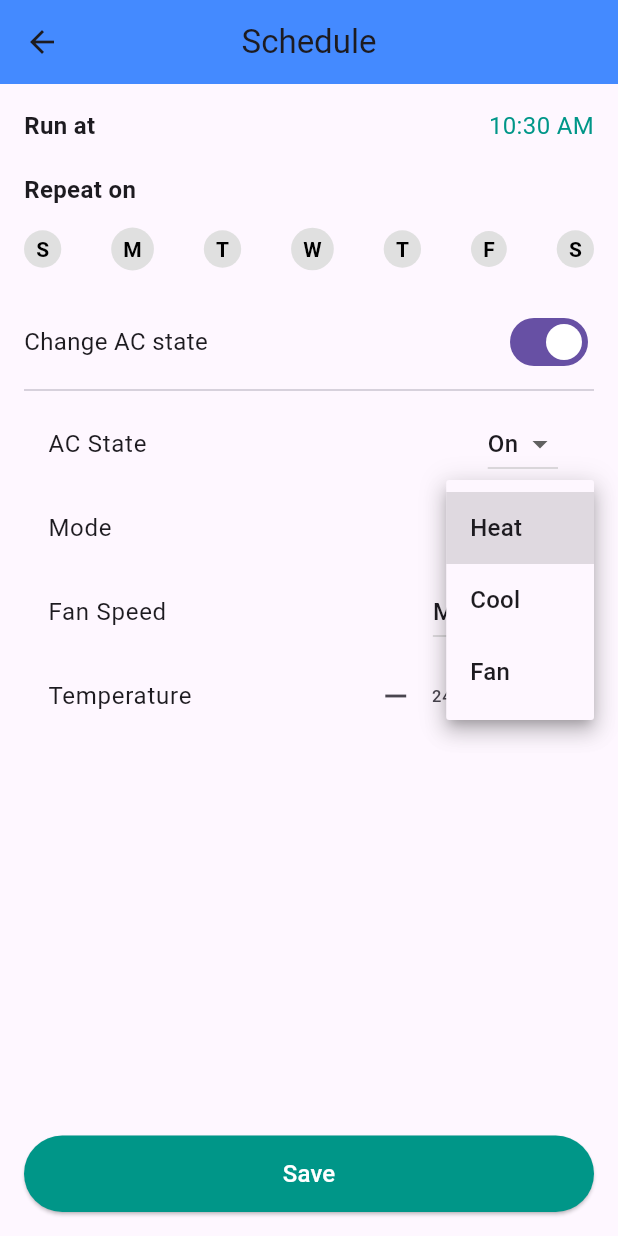
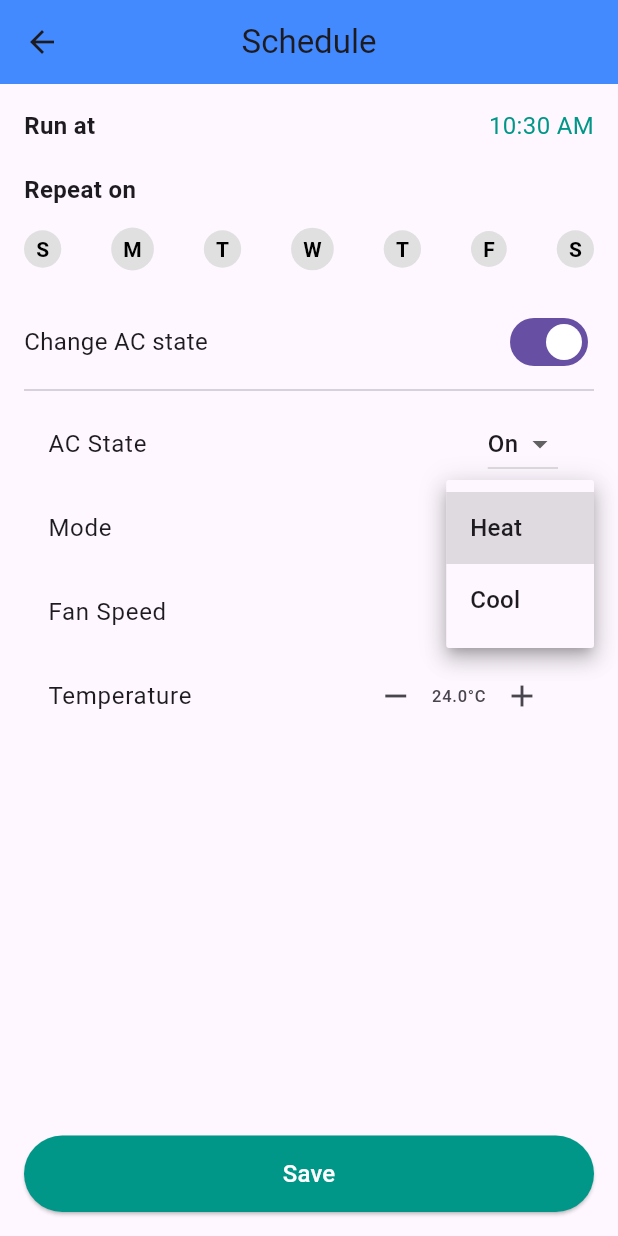
Before and after one commit to DavidNis/IOT_Project, a Flutter app: the ScheduleScreen screen opened directly, after a tap on "Heat", on a phone screen of 412 x 824 dp. Run offline on Flutter 3.47's test engine with Material 3 defaults, Android fonts, the phone set to English and light mode, and no system bars; our stand-ins replace firebase_auth, firebase_core, firebase_database, fl_chart, geolocator; accounts and stored records are empty.

Commit message:
Update schedule_screen.dart

```diff
--- a/App/lib/Screens/schedule_screen.dart
+++ b/App/lib/Screens/schedule_screen.dart
@@ -15,7 +15,7 @@ class _ScheduleScreenState extends State<ScheduleScreen> {
   String acState = "On";
   String mode = "Heat";
   double temperature = 24;
-  String fanSpeed = "Medium";
+  String fanSpeed = "Low";
 
   final DatabaseReference scheduleRef = FirebaseDatabase.instance.ref().child('Schedule');
   StreamSubscription<DatabaseEvent>? _scheduleSubscription;
@@ -234,7 +234,7 @@ class _ScheduleScreenState extends State<ScheduleScreen> {
                     trailing: DropdownButton<String>(
                       value: mode,
                       onChanged: (value) => setState(() => mode = value!),
-                      items: ["Heat", "Cool", "Fan"].map((e) => DropdownMenuItem(value: e, child: Text(e))).toList(),
+                      items: ["Heat", "Cool"].map((e) => DropdownMenuItem(value: e, child: Text(e))).toList(),
                     ),
                   ),
                   ListTile(
@@ -242,7 +242,7 @@ class _ScheduleScreenState extends State<ScheduleScreen> {
                     trailing: DropdownButton<String>(
                       value: fanSpeed,
                       onChanged: (value) => setState(() => fanSpeed = value!),
-                      items: ["Low", "Medium", "High"].map((e) => DropdownMenuItem(value: e, child: Text(e))).toList(),
+                      items: ["Low", "High"].map((e) => DropdownMenuItem(value: e, child: Text(e))).toList(),
                     ),
                   ),
                   ListTile(
@@ -289,7 +289,7 @@ class _ScheduleScreenState extends State<ScheduleScreen> {
             ),
           ],
         ),
-      ),
-    );
-  }
+),
+);
 }
+}
```
